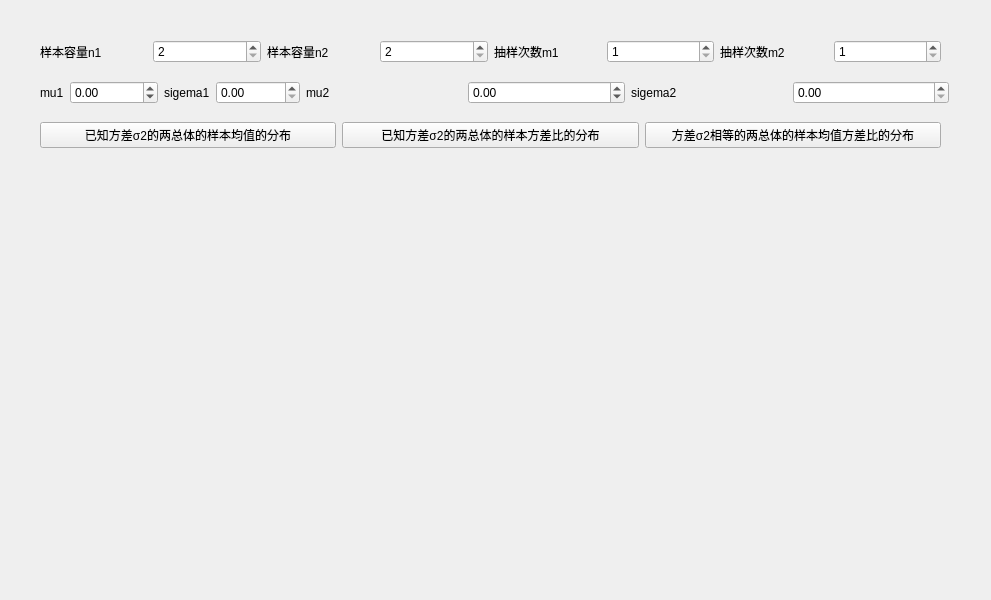
This is Sd_DoubleNormal.ui in chenxindaaa/MathematicalStatistics as Qt 5 draws it before an edit. The edited form follows.
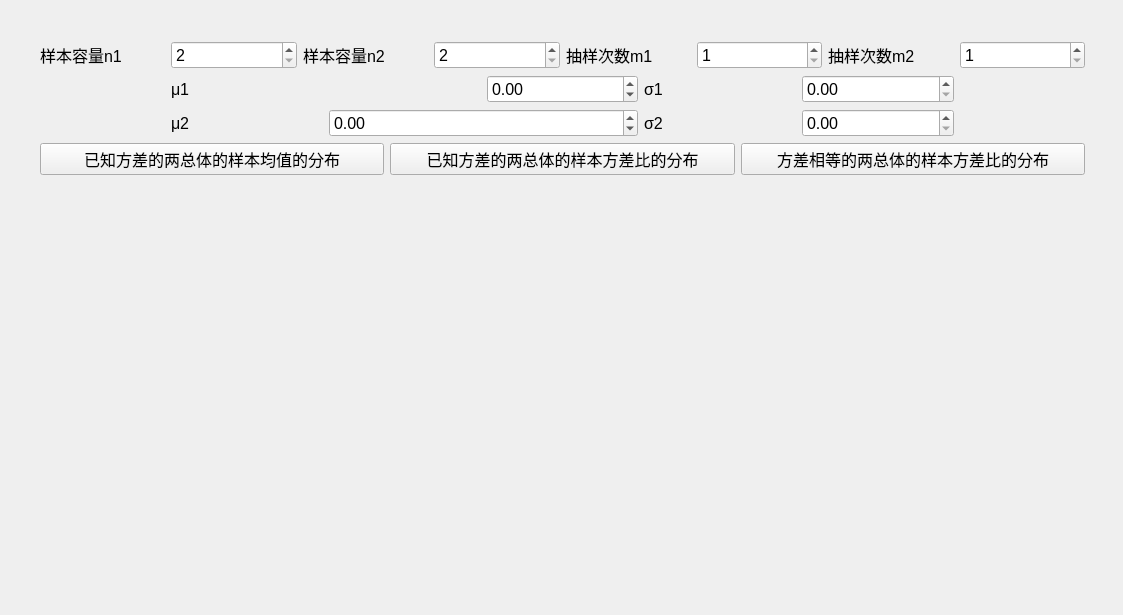
This is the edited form. Custom widgets are drawn as their Qt base class.

What changed in the file:
```diff
--- a/Sd_DoubleNormal.ui
+++ b/Sd_DoubleNormal.ui
@@ -6,91 +6,66 @@
    <rect>
     <x>0</x>
     <y>0</y>
-    <width>991</width>
-    <height>600</height>
+    <width>1123</width>
+    <height>615</height>
    </rect>
   </property>
+  <property name="font">
+   <font>
+    <pointsize>12</pointsize>
+   </font>
+  </property>
   <property name="windowTitle">
    <string>两个正态总体抽样分布</string>
   </property>
   <widget class="Plot" name="widget" native="true">
    <property name="geometry">
     <rect>
-     <x>40</x>
-     <y>180</y>
+     <x>110</x>
+     <y>190</y>
      <width>901</width>
      <height>391</height>
     </rect>
    </property>
   </widget>
-  <widget class="QWidget" name="layoutWidget">
+  <widget class="QWidget" name="">
    <property name="geometry">
     <rect>
      <x>40</x>
-     <y>120</y>
-     <width>901</width>
-     <height>30</height>
+     <y>41</y>
+     <width>1045</width>
+     <height>137</height>
     </rect>
    </property>
-   <layout class="QHBoxLayout" name="horizontalLayout">
-    <item>
-     <widget class="QPushButton" name="pushButton">
-      <property name="text">
-       <string>已知方差σ2的两总体的样本均值的分布</string>
-      </property>
-     </widget>
-    </item>
-    <item>
-     <widget class="QPushButton" name="pushButton_2">
-      <property name="text">
-       <string>已知方差σ2的两总体的样本方差比的分布</string>
-      </property>
-     </widget>
-    </item>
-    <item>
-     <widget class="QPushButton" name="pushButton_3">
-      <property name="text">
-       <string>方差σ2相等的两总体的样本均值方差比的分布</string>
-      </property>
-     </widget>
-    </item>
-   </layout>
-  </widget>
-  <widget class="QWidget" name="layoutWidget">
-   <property name="geometry">
-    <rect>
-     <x>40</x>
-     <y>40</y>
-     <width>901</width>
-     <height>23</height>
-    </rect>
-   </property>
-   <layout class="QHBoxLayout" name="horizontalLayout_2">
-    <item>
-     <widget class="QLabel" name="label">
-      <property name="text">
-       <string>样本容量n1</string>
-      </property>
-     </widget>
-    </item>
-    <item>
-     <widget class="QSpinBox" name="spinBox_n1">
+   <layout class="QGridLayout" name="gridLayout_2">
+    <item row="0" column="7">
+     <widget class="QSpinBox" name="spinBox_m2">
       <property name="minimum">
-       <number>2</number>
+       <number>1</number>
       </property>
       <property name="maximum">
        <number>999999999</number>
       </property>
      </widget>
     </item>
-    <item>
+    <item row="0" column="2">
      <widget class="QLabel" name="label_5">
       <property name="text">
        <string>样本容量n2</string>
       </property>
      </widget>
     </item>
-    <item>
+    <item row="0" column="1">
+     <widget class="QSpinBox" name="spinBox_n1">
+      <property name="minimum">
+       <number>2</number>
+      </property>
+      <property name="maximum">
+       <number>999999999</number>
+      </property>
+     </widget>
+    </item>
+    <item row="0" column="3">
      <widget class="QSpinBox" name="spinBox_n2">
       <property name="minimum">
        <number>2</number>
@@ -100,14 +75,28 @@
       </property>
      </widget>
     </item>
-    <item>
+    <item row="0" column="0">
+     <widget class="QLabel" name="label">
+      <property name="text">
+       <string>样本容量n1</string>
+      </property>
+     </widget>
+    </item>
+    <item row="0" column="6">
+     <widget class="QLabel" name="label_6">
+      <property name="text">
+       <string>抽样次数m2</string>
+      </property>
+     </widget>
+    </item>
+    <item row="0" column="4">
      <widget class="QLabel" name="label_2">
       <property name="text">
        <string>抽样次数m1</string>
       </property>
      </widget>
     </item>
-    <item>
+    <item row="0" column="5">
      <widget class="QSpinBox" name="spinBox_m1">
       <property name="minimum">
        <number>1</number>
@@ -117,62 +106,92 @@
       </property>
      </widget>
     </item>
-    <item>
-     <widget class="QLabel" name="label_6">
-      <property name="text">
-       <string>抽样次数m2</string>
-      </property>
-     </widget>
-    </item>
-    <item>
-     <widget class="QSpinBox" name="spinBox_m2">
-      <property name="minimum">
-       <number>1</number>
-      </property>
-      <property name="maximum">
-       <number>999999999</number>
-      </property>
-     </widget>
-    </item>
-   </layout>
-  </widget>
-  <widget class="QWidget" name="layoutWidget">
-   <property name="geometry">
-    <rect>
-     <x>40</x>
-     <y>80</y>
-     <width>909</width>
-     <height>25</height>
-    </rect>
-   </property>
-   <layout class="QHBoxLayout" name="horizontalLayout_3">
-    <item>
-     <layout class="QHBoxLayout" name="horizontalLayout_4">
+    <item row="2" column="0" colspan="8">
+     <layout class="QHBoxLayout" name="horizontalLayout">
       <item>
-       <widget class="QLabel" name="label_7">
+       <widget class="QPushButton" name="pushButton">
         <property name="text">
-         <string>mu1</string>
+         <string>已知方差的两总体的样本均值的分布</string>
         </property>
        </widget>
       </item>
       <item>
-       <widget class="QDoubleSpinBox" name="doubleSpinBox_mu1">
-        <property name="minimum">
-         <double>-9999999999999999635896294965248.000000000000000</double>
+       <widget class="QPushButton" name="pushButton_2">
+        <property name="text">
+         <string>已知方差的两总体的样本方差比的分布</string>
         </property>
-        <property name="maximum">
-         <double>9999999999999999583119736832.000000000000000</double>
-        </property>
        </widget>
       </item>
       <item>
+       <widget class="QPushButton" name="pushButton_3">
+        <property name="text">
+         <string>方差相等的两总体的样本方差比的分布</string>
+        </property>
+       </widget>
+      </item>
+     </layout>
+    </item>
+    <item row="1" column="1" colspan="6">
+     <layout class="QGridLayout" name="gridLayout">
+      <item row="0" column="3">
        <widget class="QLabel" name="label_8">
         <property name="text">
-         <string>sigema1</string>
+         <string>σ1</string>
         </property>
        </widget>
       </item>
-      <item>
+      <item row="1" column="1" colspan="2">
+       <widget class="QDoubleSpinBox" name="doubleSpinBox_mu2">
+        <property name="minimum">
+         <double>-9999999999999999635896294965248.000000000000000</double>
+        </property>
+        <property name="maximum">
+         <double>9999999999999999583119736832.000000000000000</double>
+        </property>
+       </widget>
+      </item>
+      <item row="0" column="2">
+       <widget class="QDoubleSpinBox" name="doubleSpinBox_mu1">
+        <property name="minimum">
+         <double>-9999999999999999635896294965248.000000000000000</double>
+        </property>
+        <property name="maximum">
+         <double>9999999999999999583119736832.000000000000000</double>
+        </property>
+       </widget>
+      </item>
+      <item row="1" column="3">
+       <widget class="QLabel" name="label_4">
+        <property name="text">
+         <string>σ2</string>
+        </property>
+       </widget>
+      </item>
+      <item row="0" column="0" colspan="2">
+       <widget class="QLabel" name="label_7">
+        <property name="text">
+         <string>μ1</string>
+        </property>
+       </widget>
+      </item>
+      <item row="1" column="0">
+       <widget class="QLabel" name="label_3">
+        <property name="text">
+         <string>μ2</string>
+        </property>
+       </widget>
+      </item>
+      <item row="1" column="4">
+       <widget class="QDoubleSpinBox" name="doubleSpinBox_sigma2">
+        <property name="minimum">
+         <double>0.000000000000000</double>
+        </property>
+        <property name="maximum">
+         <double>9999999999999999583119736832.000000000000000</double>
+        </property>
+       </widget>
+      </item>
+      <item row="0" column="4">
        <widget class="QDoubleSpinBox" name="doubleSpinBox_sigma1">
         <property name="minimum">
          <double>0.000000000000000</double>
@@ -184,40 +203,6 @@
       </item>
      </layout>
     </item>
-    <item>
-     <widget class="QLabel" name="label_3">
-      <property name="text">
-       <string>mu2</string>
-      </property>
-     </widget>
-    </item>
-    <item>
-     <widget class="QDoubleSpinBox" name="doubleSpinBox_mu2">
-      <property name="minimum">
-       <double>-9999999999999999635896294965248.000000000000000</double>
-      </property>
-      <property name="maximum">
-       <double>9999999999999999583119736832.000000000000000</double>
-      </property>
-     </widget>
-    </item>
-    <item>
-     <widget class="QLabel" name="label_4">
-      <property name="text">
-       <string>sigema2</string>
-      </property>
-     </widget>
-    </item>
-    <item>
-     <widget class="QDoubleSpinBox" name="doubleSpinBox_sigma2">
-      <property name="minimum">
-       <double>0.000000000000000</double>
-      </property>
-      <property name="maximum">
-       <double>9999999999999999583119736832.000000000000000</double>
-      </property>
-     </widget>
-    </item>
    </layout>
   </widget>
  </widget>
```
Left out of the diff: 2 changed lines with no effect on the pictures.
